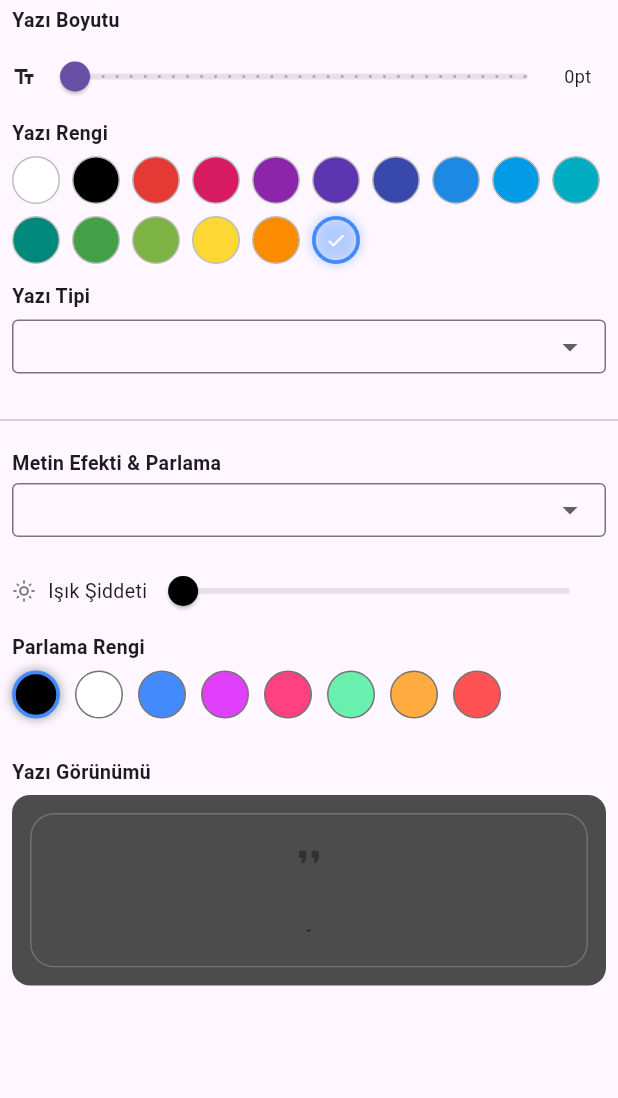
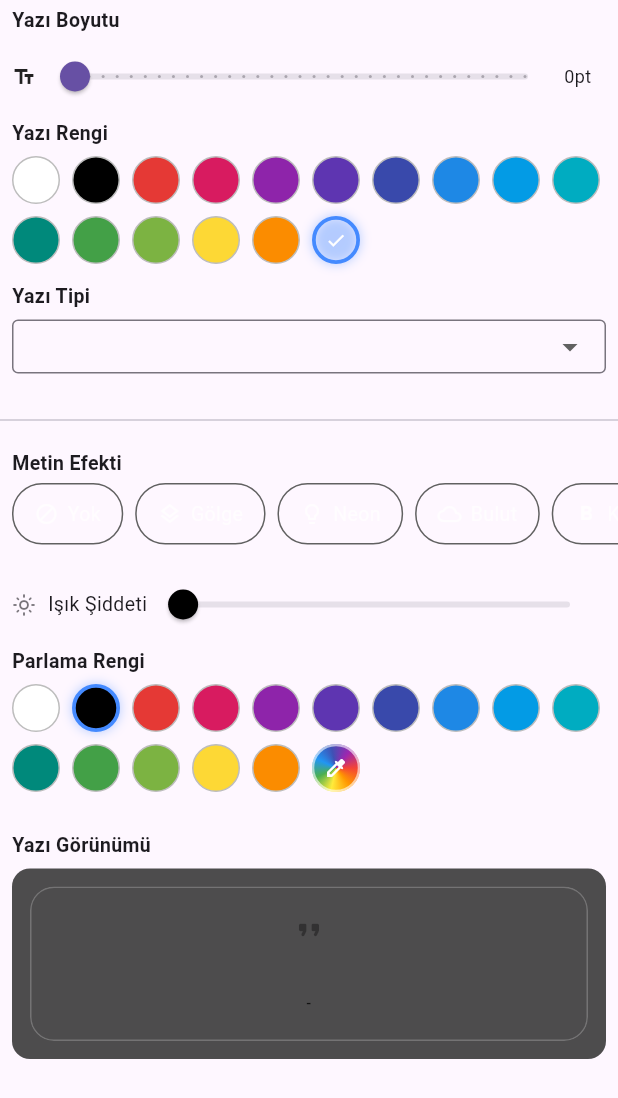
Before and after one commit to tuievolution/tuievolution_motivmate, a Flutter app: the TextSettingsEditor widget shown alone on an empty page, opened directly with empty values, on a phone screen of 412 x 824 dp. Shown: the top 1098 px of the screen. Run offline on Flutter 3.47's test engine with Material 3 defaults, Android fonts, the phone set to English and light mode, and no system bars; our stand-ins replace cached_network_image, connectivity_plus, flutter_cache_manager, flutter_colorpicker, flutter_local_notifications, flutter_timezone and 7 more; missing offline and left inert: gal; accounts and stored records are empty.

Commit message:
Update editing_drawer.dart

```diff
--- a/motivmate_muse/lib/widgets/editing_drawer.dart
+++ b/motivmate_muse/lib/widgets/editing_drawer.dart
@@ -413,6 +413,7 @@ class TextSettingsEditor extends StatefulWidget {
 class _TextSettingsEditorState extends State<TextSettingsEditor> {
   late AppSettings _draft;
   Color? _customTextColor;
+  Color? _customEffectColor;
 
   @override
   void initState() {
@@ -422,6 +423,11 @@ class _TextSettingsEditorState extends State<TextSettingsEditor> {
     final textC = Color(_draft.textColorValue);
     if (!_presetColors.any((c) => c.toARGB32() == textC.toARGB32())) {
       _customTextColor = textC;
+    }
+
+    final effectC = Color(_draft.effectColorValue).withValues(alpha: 1.0); // Compare pure RGB
+    if (!_presetColors.any((c) => c.toARGB32() == effectC.toARGB32())) {
+      _customEffectColor = effectC;
     }
   }
 
@@ -440,8 +446,8 @@ class _TextSettingsEditorState extends State<TextSettingsEditor> {
     widget.onChanged(next);
   }
 
-  void _pickCustomColor() {
-    final initialColor = Color(_draft.textColorValue);
+  void _pickCustomColor({required bool isText}) {
+    final initialColor = isText ? Color(_draft.textColorValue) : Color(_draft.effectColorValue).withValues(alpha: 1.0);
 
     showDialog(
       context: context,
@@ -465,8 +471,14 @@ class _TextSettingsEditorState extends State<TextSettingsEditor> {
             TextButton(
               onPressed: () {
                 setState(() {
-                  _customTextColor = selected;
-                  _notify(_draft.copyWith(textColorValue: selected.toARGB32()));
+                  if (isText) {
+                    _customTextColor = selected;
+                    _notify(_draft.copyWith(textColorValue: selected.toARGB32()));
+                  } else {
+                    _customEffectColor = selected;
+                    final currentAlpha = Color(_draft.effectColorValue).a;
+                    _notify(_draft.copyWith(effectColorValue: selected.withValues(alpha: currentAlpha).toARGB32()));
+                  }
                 });
                 Navigator.of(context).pop();
               },
@@ -482,6 +494,16 @@ class _TextSettingsEditorState extends State<TextSettingsEditor> {
   Widget build(BuildContext context) {
     final textColor = Color(_draft.textColorValue);
     final cardBg = Color(_draft.cardBackgroundColorValue);
+    final effectColor = Color(_draft.effectColorValue);
+
+    // Görsel Efekt Tipleri
+    final effectOptions = [
+      {'id': 'none', 'icon': Icons.block, 'tr': 'Yok', 'en': 'None'},
+      {'id': 'shadow_soft', 'icon': Icons.layers_outlined, 'tr': 'Gölge', 'en': 'Shadow'},
+      {'id': 'neon', 'icon': Icons.lightbulb_outline, 'tr': 'Neon', 'en': 'Neon'},
+      {'id': 'cloud', 'icon': Icons.cloud_outlined, 'tr': 'Bulut', 'en': 'Cloud'},
+      {'id': 'emboss', 'icon': Icons.format_bold, 'tr': 'Kabarık', 'en': 'Emboss'},
+    ];
 
     return Column(
       crossAxisAlignment: CrossAxisAlignment.stretch,
@@ -527,7 +549,7 @@ class _TextSettingsEditorState extends State<TextSettingsEditor> {
           child: Wrap(
             spacing: 8,
             runSpacing: 8,
-            children: _colorPalette(textColor),
+            children: _buildPalette(textColor, isText: true),
           ),
         ),
 
@@ -583,36 +605,52 @@ class _TextSettingsEditorState extends State<TextSettingsEditor> {
         Padding(
           padding: const EdgeInsets.symmetric(horizontal: 8, vertical: 4),
           child: Text(
-            _l('Metin Efekti & Parlama', 'Text Effect & Glow'),
+            _l('Metin Efekti', 'Text Effect'),
             style: const TextStyle(fontSize: 13, fontWeight: FontWeight.w600),
           ),
         ),
-        Padding(
+
+        // YENİ UI: Yan Yana İkonlu Seçim Hapları (Chips)
+        SingleChildScrollView(
+          scrollDirection: Axis.horizontal,
           padding: const EdgeInsets.symmetric(horizontal: 8),
-          child: DropdownButtonFormField<String>(
-            initialValue: _draft.textEffectId, // FIXED: Using initialValue here as well
-            isExpanded: true,
-            decoration: const InputDecoration(
-              contentPadding: EdgeInsets.symmetric(horizontal: 10, vertical: 6),
-              border: OutlineInputBorder(),
-              isDense: true,
-            ),
-            items: [
-              DropdownMenuItem(value: 'none', child: Text(_l('Efekt Yok', 'No Effect'))),
-              DropdownMenuItem(value: 'shadow_soft', child: Text(_l('Yumuşak Gölge', 'Soft Shadow'))),
-              DropdownMenuItem(value: 'neon', child: Text(_l('Neon Parlama', 'Neon Glow'))),
-              DropdownMenuItem(value: 'cloud', child: Text(_l('Bulut (Geniş Işık)', 'Cloud Glow'))),
-              DropdownMenuItem(value: 'emboss', child: Text(_l('Kabarık (Emboss)', 'Emboss'))),
-            ],
-            onChanged: (v) {
-              if (v == null) return;
-              _notify(_draft.copyWith(textEffectId: v));
-            },
+          child: Row(
+            children: effectOptions.map((opt) {
+              final isSelected = _draft.textEffectId == opt['id'];
+              return GestureDetector(
+                onTap: () => _notify(_draft.copyWith(textEffectId: opt['id'] as String)),
+                child: Container(
+                  margin: const EdgeInsets.only(right: 8),
+                  padding: const EdgeInsets.symmetric(horizontal: 14, vertical: 10),
+                  decoration: BoxDecoration(
+                    color: isSelected ? Colors.blueAccent.withValues(alpha: 0.15) : Colors.transparent,
+                    border: Border.all(color: isSelected ? Colors.blueAccent : Colors.grey.shade700),
+                    borderRadius: BorderRadius.circular(20),
+                  ),
+                  child: Row(
+                    mainAxisSize: MainAxisSize.min,
+                    children: [
+                      Icon(opt['icon'] as IconData, size: 16, color: isSelected ? Colors.blueAccent : Colors.white70),
+                      const SizedBox(width: 6),
+                      Text(
+                        _l(opt['tr'] as String, opt['en'] as String),
+                        style: TextStyle(
+                          color: isSelected ? Colors.blueAccent : Colors.white70,
+                          fontSize: 13,
+                          fontWeight: isSelected ? FontWeight.bold : FontWeight.normal,
+                        ),
+                      ),
+                    ],
+                  ),
+                ),
+              );
+            }).toList(),
           ),
         ),
 
+        // Eğer efekt "Yok" değilse Işık ve Renk ayarlarını göster
         if (_draft.textEffectId != 'none') ...[
-          const SizedBox(height: 12),
+          const SizedBox(height: 16),
           Padding(
             padding: const EdgeInsets.symmetric(horizontal: 8),
             child: Row(
@@ -622,14 +660,13 @@ class _TextSettingsEditorState extends State<TextSettingsEditor> {
                 Text(_l('Işık Şiddeti', 'Glow Intensity'), style: const TextStyle(fontSize: 13)),
                 Expanded(
                   child: Slider(
-                    value: Color(_draft.effectColorValue).a.clamp(0.1, 1.0),
+                    value: effectColor.a.clamp(0.1, 1.0),
                     min: 0.1,
                     max: 1.0,
-                    activeColor: Color(_draft.effectColorValue).withValues(alpha: 1.0),
+                    activeColor: effectColor.withValues(alpha: 1.0),
                     onChanged: (val) {
-                      final currentColor = Color(_draft.effectColorValue);
                       _notify(_draft.copyWith(
-                        effectColorValue: currentColor.withValues(alpha: val).toARGB32(), // FIXED: Using toARGB32()
+                        effectColorValue: effectColor.withValues(alpha: val).toARGB32(),
                       ));
                     },
                   ),
@@ -644,42 +681,14 @@ class _TextSettingsEditorState extends State<TextSettingsEditor> {
               style: const TextStyle(fontSize: 13, fontWeight: FontWeight.w600),
             ),
           ),
-          SingleChildScrollView(
-            scrollDirection: Axis.horizontal,
+
+          // YENİ UI: Yazı rengiyle aynı Ortak Renk Paleti (Wrap)
+          Padding(
             padding: const EdgeInsets.symmetric(horizontal: 8),
-            child: Row(
-              children: [
-                Colors.black, Colors.white,
-                Colors.blueAccent, Colors.purpleAccent,
-                Colors.pinkAccent, Colors.greenAccent,
-                Colors.orangeAccent, Colors.redAccent,
-              ].map((color) {
-                final isSelected = Color(_draft.effectColorValue).withValues(alpha: 1.0) == color;
-                return GestureDetector(
-                  onTap: () {
-                    final currentAlpha = Color(_draft.effectColorValue).a;
-                    _notify(_draft.copyWith(
-                      effectColorValue: color.withValues(alpha: currentAlpha).toARGB32(), // FIXED: Using toARGB32()
-                    ));
-                  },
-                  child: Container(
-                    margin: const EdgeInsets.only(right: 10),
-                    width: 32,
-                    height: 32,
-                    decoration: BoxDecoration(
-                      color: color,
-                      shape: BoxShape.circle,
-                      border: Border.all(
-                        color: isSelected ? Colors.blueAccent : Colors.grey.shade600,
-                        width: isSelected ? 2.5 : 1.0,
-                      ),
-                      boxShadow: isSelected ? [
-                        BoxShadow(color: color.withValues(alpha: 0.4), blurRadius: 6)
-                      ] : null,
-                    ),
-                  ),
-                );
-              }).toList(),
+            child: Wrap(
+              spacing: 8,
+              runSpacing: 8,
+              children: _buildPalette(effectColor.withValues(alpha: 1.0), isText: false),
             ),
           ),
         ],
@@ -710,7 +719,7 @@ class _TextSettingsEditorState extends State<TextSettingsEditor> {
             fontSize: _draft.fontSize,
             fontFamily: _draft.fontFamily,
             textEffectId: _draft.textEffectId,
-            effectColor: Color(_draft.effectColorValue),
+            effectColor: effectColor,
           ),
         ),
         const SizedBox(height: 20),
@@ -718,16 +727,24 @@ class _TextSettingsEditorState extends State<TextSettingsEditor> {
     );
   }
 
-  List<Widget> _colorPalette(Color current) {
+  // HEM YAZI HEM DE EFEKT İÇİN ORTAK RENK PALETİ FONKSİYONU
+  List<Widget> _buildPalette(Color current, {required bool isText}) {
     List<Widget> items = [];
 
     for (int i = 0; i < _presetColors.length; i++) {
       final c = _presetColors[i];
       final selected = current.toARGB32() == c.toARGB32();
+
       items.add(
         GestureDetector(
           onTap: () {
-            _notify(_draft.copyWith(textColorValue: c.toARGB32()));
+            if (isText) {
+              _notify(_draft.copyWith(textColorValue: c.toARGB32()));
+            } else {
+              // Efekt rengi değişirken slider'daki mevcut ışık şiddetini koru
+              final currentAlpha = Color(_draft.effectColorValue).a;
+              _notify(_draft.copyWith(effectColorValue: c.withValues(alpha: currentAlpha).toARGB32()));
+            }
           },
           child: Container(
             width: 32,
@@ -748,11 +765,13 @@ class _TextSettingsEditorState extends State<TextSettingsEditor> {
       );
     }
 
-    final isCustomSelected = _customTextColor != null && current.toARGB32() == _customTextColor!.toARGB32();
+    // Özel Renk (Gökkuşağı Butonu)
+    final customColor = isText ? _customTextColor : _customEffectColor;
+    final isCustomSelected = customColor != null && current.toARGB32() == customColor.toARGB32();
 
     items.add(
       GestureDetector(
-        onTap: () => _pickCustomColor(),
+        onTap: () => _pickCustomColor(isText: isText),
         child: Container(
           width: 32,
           height: 32,
@@ -762,17 +781,12 @@ class _TextSettingsEditorState extends State<TextSettingsEditor> {
                 ? null
                 : const SweepGradient(
                     colors: [
-                      Colors.red,
-                      Colors.orange,
-                      Colors.yellow,
-                      Colors.green,
-                      Colors.blue,
-                      Colors.indigo,
-                      Colors.purple,
-                      Colors.red,
+                      Colors.red, Colors.orange, Colors.yellow,
+                      Colors.green, Colors.blue, Colors.indigo,
+                      Colors.purple, Colors.red,
                     ],
                   ),
-            color: isCustomSelected ? _customTextColor : null,
+            color: isCustomSelected ? customColor : null,
             border: Border.all(
               color: isCustomSelected ? Colors.blueAccent : Colors.white60,
               width: isCustomSelected ? 2.5 : 1.5,
```
